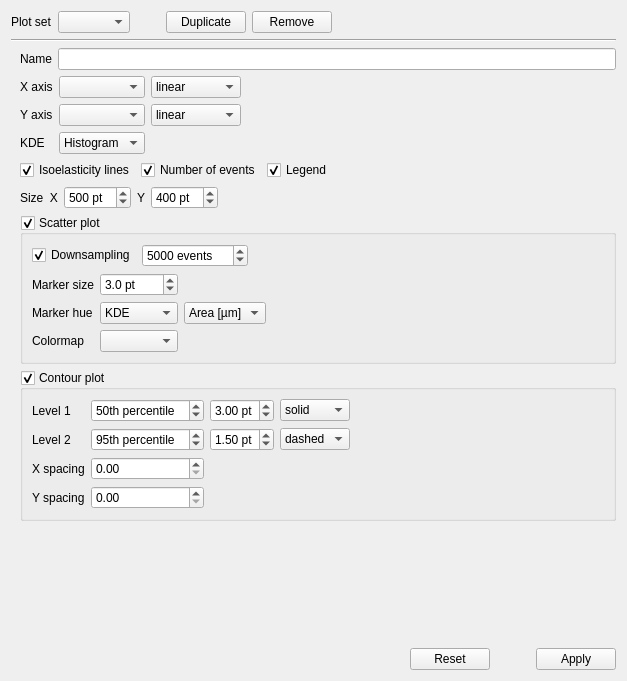
Before: the Qt Designer form shapeout2/gui/ana_plot.ui in ZELLMECHANIK-DRESDEN/ShapeOut2, drawn with Qt 5.
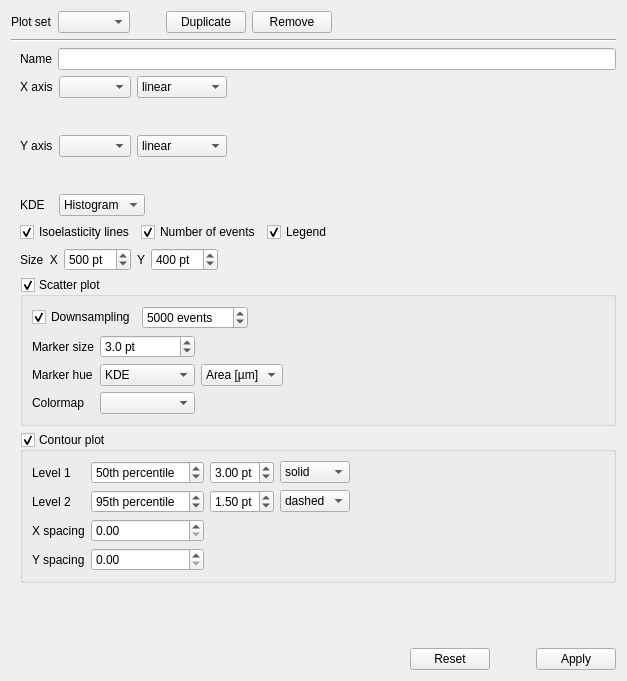
After: the same form once the commit is applied. Custom widgets are drawn as their Qt base class.

Commit message: implement range controls for plotting

Patch:
```diff
--- a/shapeout2/gui/ana_plot.ui
+++ b/shapeout2/gui/ana_plot.ui
@@ -105,7 +105,24 @@
      </item>
      <item>
       <layout class="QGridLayout" name="gridLayout">
+       <item row="3" column="1">
+        <widget class="RangeControl" name="widget_range_y" native="true">
+         <property name="minimumSize">
+          <size>
+           <width>0</width>
+           <height>25</height>
+          </size>
+         </property>
+        </widget>
+       </item>
        <item row="2" column="0">
+        <widget class="QLabel" name="label_7">
+         <property name="text">
+          <string>Y axis</string>
+         </property>
+        </widget>
+       </item>
+       <item row="4" column="0">
         <widget class="QLabel" name="label_9">
          <property name="toolTip">
           <string>Kernel Density Estimator</string>
@@ -115,8 +132,23 @@
          </property>
         </widget>
        </item>
-       <item row="0" column="2">
-        <widget class="QComboBox" name="comboBox_scale_x">
+       <item row="1" column="1">
+        <widget class="RangeControl" name="widget_range_x" native="true">
+         <property name="minimumSize">
+          <size>
+           <width>0</width>
+           <height>25</height>
+          </size>
+         </property>
+        </widget>
+       </item>
+       <item row="2" column="1">
+        <layout class="QHBoxLayout" name="horizontalLayout_8">
+         <item>
+          <widget class="QComboBox" name="comboBox_axis_y"/>
+         </item>
+         <item>
+          <widget class="QComboBox" name="comboBox_scale_y">
          <item>
           <property name="text">
            <string>linear</string>
@@ -129,14 +161,20 @@
          </item>
         </widget>
        </item>
-       <item row="2" column="1">
-        <widget class="QComboBox" name="comboBox_kde">
          <item>
-          <property name="text">
-           <string>Histogram</string>
-          </property>
+          <spacer name="horizontalSpacer_11">
+           <property name="orientation">
+            <enum>Qt::Horizontal</enum>
+           </property>
+           <property name="sizeHint" stdset="0">
+            <size>
+             <width>0</width>
+             <height>20</height>
+            </size>
+           </property>
+          </spacer>
          </item>
-        </widget>
+        </layout>
        </item>
        <item row="0" column="0">
         <widget class="QLabel" name="label_6">
@@ -146,20 +184,15 @@
         </widget>
        </item>
        <item row="0" column="1">
+        <layout class="QHBoxLayout" name="horizontalLayout_7">
+         <property name="rightMargin">
+          <number>0</number>
+         </property>
+         <item>
         <widget class="QComboBox" name="comboBox_axis_x"/>
        </item>
-       <item row="1" column="0">
-        <widget class="QLabel" name="label_7">
-         <property name="text">
-          <string>Y axis</string>
-         </property>
-        </widget>
-       </item>
-       <item row="1" column="1">
-        <widget class="QComboBox" name="comboBox_axis_y"/>
-       </item>
-       <item row="1" column="2">
-        <widget class="QComboBox" name="comboBox_scale_y">
+         <item>
+          <widget class="QComboBox" name="comboBox_scale_x">
          <item>
           <property name="text">
            <string>linear</string>
@@ -172,7 +205,7 @@
          </item>
         </widget>
        </item>
-       <item row="0" column="3">
+         <item>
         <spacer name="horizontalSpacer_3">
          <property name="orientation">
           <enum>Qt::Horizontal</enum>
@@ -187,6 +220,34 @@
        </item>
       </layout>
      </item>
+       <item row="4" column="1">
+        <layout class="QHBoxLayout" name="horizontalLayout_10">
+         <item>
+          <widget class="QComboBox" name="comboBox_kde">
+           <item>
+            <property name="text">
+             <string>Histogram</string>
+            </property>
+           </item>
+          </widget>
+         </item>
+         <item>
+          <spacer name="horizontalSpacer_12">
+           <property name="orientation">
+            <enum>Qt::Horizontal</enum>
+           </property>
+           <property name="sizeHint" stdset="0">
+            <size>
+             <width>40</width>
+             <height>20</height>
+            </size>
+           </property>
+          </spacer>
+         </item>
+        </layout>
+       </item>
+      </layout>
+     </item>
      <item>
       <layout class="QHBoxLayout" name="horizontalLayout_3">
        <item>
@@ -445,7 +506,7 @@
              <number>1</number>
             </property>
             <property name="minimum">
-             <double>0.100000000000000</double>
+             <double>-999999999999989.000000000000000</double>
             </property>
             <property name="value">
              <double>3.000000000000000</double>
@@ -691,6 +752,14 @@
    </item>
   </layout>
  </widget>
+ <customwidgets>
+  <customwidget>
+   <class>RangeControl</class>
+   <extends>QWidget</extends>
+   <header>shapeout2.gui.rangecontrol</header>
+   <container>1</container>
+  </customwidget>
+ </customwidgets>
  <resources/>
  <connections/>
 </ui>
```
Left out of the diff: 7 changed lines with no effect on the pictures. Lines whose indentation alone changed are shown as unchanged. The commit also changes 8 other files.
